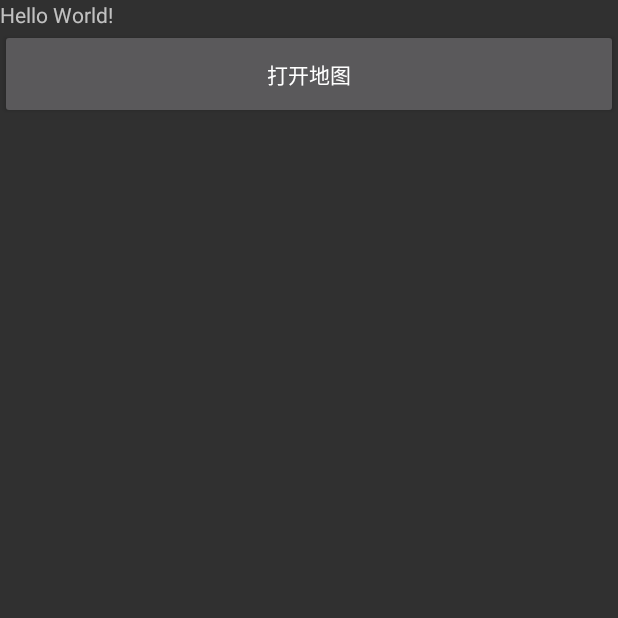
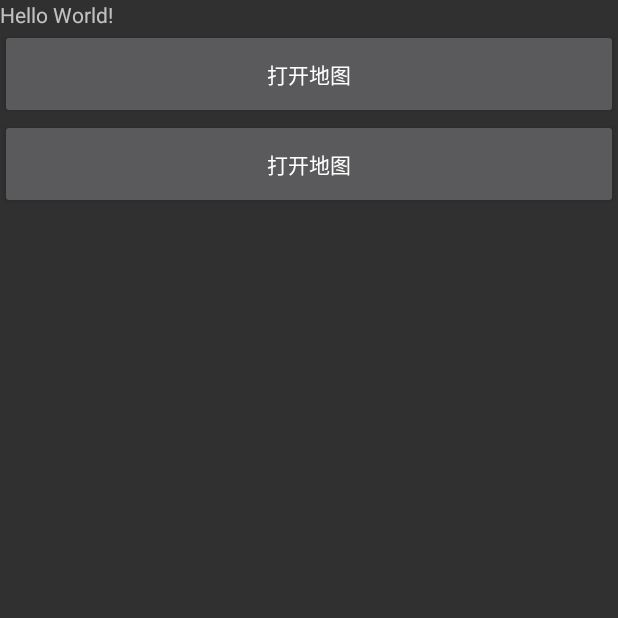
Before and after one commit to ETS-Android4/bdmap, an Android app: the screen it shows after launch (MainActivity), on a phone screen of 412 x 824 dp, the top half of it. Run offline under Robolectric (Android 15) with nearby library versions, the phone set to English and light mode, and no system bars; libraries missing offline, so code that uses them is left out: com.baidu.mapapi; 1 statement that could not run was skipped.

```diff
--- a/app/src/main/java/com/xxl/bdmapmodule/MainActivity.java
+++ b/app/src/main/java/com/xxl/bdmapmodule/MainActivity.java
@@ -6,6 +6,7 @@ import android.os.Bundle;
 import android.view.View;
 
 import com.xxl.bdmap.ActivityHelper;
+import com.xxl.bdmap.data.IfLyMapData;
 
 public class MainActivity extends AppCompatActivity {
 
@@ -17,9 +18,18 @@ public class MainActivity extends AppCompatActivity {
             @Override
             public void onClick(View view) {
 //                startActivity(new Intent(MainActivity.this, WalkingRouteSearchDemos.class));
-                ActivityHelper.startWalkSearchActivity(MainActivity.this,30.252782, 120.163385);
+                ActivityHelper.startWalkSearchActivity(MainActivity.this, 30.252782, 120.163385);
             }
         });
+        findViewById(R.id.btn_1).setOnClickListener(new View.OnClickListener() {
+            @Override
+            public void onClick(View view) {
+//                startActivity(new Intent(MainActivity.this, WalkingRouteSearchDemos.class));
+//                ActivityHelper.startWalkSearchActivity(MainActivity.this,30.252782, 120.163385);
+                ActivityHelper.startWalkListActivity(MainActivity.this, new IfLyMapData());
+            }
+        });
+
     }
 
 
--- a/app/src/main/res/layout/activity_main.xml
+++ b/app/src/main/res/layout/activity_main.xml
@@ -19,6 +19,17 @@
         android:layout_height="60dp"
         android:text="打开地图" />
 
+    <Button
+        android:id="@+id/btn_1"
+        android:layout_width="match_parent"
+        android:layout_height="60dp"
+        android:text="打开地图" />
+
+   <!-- <Button
+        android:id="@+id/btn_2"
+        android:layout_width="match_parent"
+        android:layout_height="60dp"
+        android:text="打开地图" />-->
 
 
 </LinearLayout>
--- a/bdmap/src/main/java/com/xxl/bdmap/ActivityHelper.java
+++ b/bdmap/src/main/java/com/xxl/bdmap/ActivityHelper.java
@@ -5,8 +5,8 @@ import android.content.Intent;
 import android.os.Bundle;
 
 import com.xxl.bdmap.data.IfLyMapData;
+import com.xxl.bdmap.ui.act.WalkingRouteSearchActivity;
 import com.xxl.bdmap.ui.act.WalkingSearchActivity;
-import com.xxl.bdmap.ui.act.WalkingSearchListActivity;
 
 /**
  * Title: ActivityHelper
@@ -29,8 +29,9 @@ public class ActivityHelper {
     public static void startWalkListActivity(Context context, IfLyMapData data) {
         Bundle args = new Bundle();
         args.putSerializable("iflymapdata", data);
-        Intent intent = new Intent(context, WalkingSearchListActivity.class);
+        Intent intent = new Intent(context, WalkingRouteSearchActivity.class);
         intent.putExtras(args);
         context.startActivity(intent);
     }
+
 }
```
Also changed, not shown: bdmap/src/main/AndroidManifest.xml (+8 -0 lines), bdmap/src/main/java/com/xxl/bdmap/ui/act/WalkingRouteSearchActivity.java (renamed from bdmap/src/main/java/com/xxl/bdmap/ui/act/WalkingSearchListActivity.java, +15 -16 lines).
